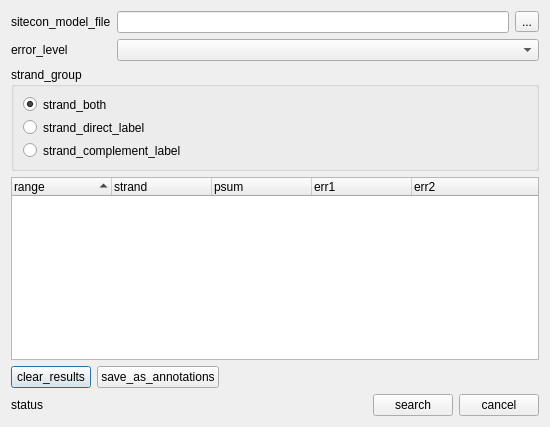
Qt form src/plugins_3rdparty/sitecon/src/ui/SiteconSearchDialog.ui (dualword/ugene-qt4) before a commit.
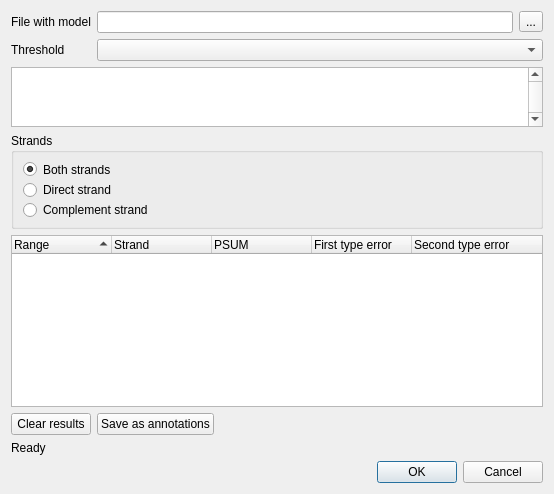
The same form after that commit.

```diff
--- a/src/plugins_3rdparty/sitecon/src/ui/SiteconSearchDialog.ui
+++ b/src/plugins_3rdparty/sitecon/src/ui/SiteconSearchDialog.ui
@@ -7,19 +7,19 @@
     <x>0</x>
     <y>0</y>
     <width>550</width>
-    <height>427</height>
+    <height>494</height>
    </rect>
   </property>
   <property name="windowTitle">
    <string>sitecon_search_title</string>
   </property>
-  <layout class="QVBoxLayout" name="verticalLayout_3">
-   <item>
+  <layout class="QGridLayout" name="gridLayout_2">
+   <item row="0" column="0">
     <layout class="QGridLayout" name="gridLayout">
      <item row="0" column="0">
       <widget class="QLabel" name="label">
        <property name="text">
-        <string>sitecon_model_file</string>
+        <string>File with model</string>
        </property>
       </widget>
      </item>
@@ -43,7 +43,7 @@
         <string>min_err_tip</string>
        </property>
        <property name="text">
-        <string>error_level</string>
+        <string>Threshold</string>
        </property>
       </widget>
      </item>
@@ -62,7 +62,109 @@
      </item>
     </layout>
    </item>
-   <item>
+   <item row="4" column="0">
+    <layout class="QHBoxLayout" name="horizontalLayout_3">
+     <item>
+      <widget class="QPushButton" name="pbClear">
+       <property name="text">
+        <string>Clear results</string>
+       </property>
+      </widget>
+     </item>
+     <item>
+      <widget class="QPushButton" name="pbSaveAnnotations">
+       <property name="text">
+        <string>Save as annotations</string>
+       </property>
+      </widget>
+     </item>
+     <item>
+      <spacer name="horizontalSpacer">
+       <property name="orientation">
+        <enum>Qt::Horizontal</enum>
+       </property>
+       <property name="sizeHint" stdset="0">
+        <size>
+         <width>40</width>
+         <height>20</height>
+        </size>
+       </property>
+      </spacer>
+     </item>
+    </layout>
+   </item>
+   <item row="3" column="0">
+    <widget class="QTreeWidget" name="resultsTree">
+     <property name="rootIsDecorated">
+      <bool>false</bool>
+     </property>
+     <property name="sortingEnabled">
+      <bool>true</bool>
+     </property>
+     <column>
+      <property name="text">
+       <string>Range</string>
+      </property>
+     </column>
+     <column>
+      <property name="text">
+       <string>Strand</string>
+      </property>
+     </column>
+     <column>
+      <property name="text">
+       <string>PSUM</string>
+      </property>
+     </column>
+     <column>
+      <property name="text">
+       <string>First type error</string>
+      </property>
+     </column>
+     <column>
+      <property name="text">
+       <string>Second type error</string>
+      </property>
+     </column>
+    </widget>
+   </item>
+   <item row="5" column="0">
+    <layout class="QHBoxLayout" name="horizontalLayout_7">
+     <item>
+      <widget class="QLabel" name="statusLabel">
+       <property name="text">
+        <string>Ready</string>
+       </property>
+      </widget>
+     </item>
+    </layout>
+   </item>
+   <item row="1" column="0">
+    <widget class="QTextEdit" name="descTextEdit">
+     <property name="sizePolicy">
+      <sizepolicy hsizetype="Expanding" vsizetype="Fixed">
+       <horstretch>0</horstretch>
+       <verstretch>60</verstretch>
+      </sizepolicy>
+     </property>
+     <property name="minimumSize">
+      <size>
+       <width>532</width>
+       <height>60</height>
+      </size>
+     </property>
+     <property name="verticalScrollBarPolicy">
+      <enum>Qt::ScrollBarAlwaysOn</enum>
+     </property>
+     <property name="horizontalScrollBarPolicy">
+      <enum>Qt::ScrollBarAlwaysOff</enum>
+     </property>
+     <property name="readOnly">
+      <bool>true</bool>
+     </property>
+    </widget>
+   </item>
+   <item row="2" column="0">
     <layout class="QHBoxLayout" name="horizontalLayout_8" stretch="1,1">
      <property name="spacing">
       <number>6</number>
@@ -85,13 +187,13 @@
         </size>
        </property>
        <property name="title">
-        <string>strand_group</string>
+        <string>Strands</string>
        </property>
        <layout class="QVBoxLayout" name="verticalLayout_2">
         <item>
          <widget class="QRadioButton" name="rbBoth">
           <property name="text">
-           <string>strand_both</string>
+           <string>Both strands</string>
           </property>
           <property name="iconSize">
            <size>
@@ -113,7 +215,7 @@
            <string>strand_direct_wit</string>
           </property>
           <property name="text">
-           <string>strand_direct_label</string>
+           <string>Direct strand</string>
           </property>
           <property name="iconSize">
            <size>
@@ -138,7 +240,7 @@
            <string>strand_complement_wit</string>
           </property>
           <property name="text">
-           <string>strand_complement_label</string>
+           <string>Complement strand</string>
           </property>
           <property name="iconSize">
            <size>
@@ -163,110 +265,13 @@
      </item>
     </layout>
    </item>
-   <item>
-    <widget class="QTreeWidget" name="resultsTree">
-     <property name="rootIsDecorated">
-      <bool>false</bool>
+   <item row="6" column="0">
+    <widget class="QDialogButtonBox" name="buttonBox">
+     <property name="standardButtons">
+      <set>QDialogButtonBox::Cancel|QDialogButtonBox::Ok</set>
      </property>
-     <property name="sortingEnabled">
-      <bool>true</bool>
-     </property>
-     <column>
-      <property name="text">
-       <string>range</string>
-      </property>
-     </column>
-     <column>
-      <property name="text">
-       <string>strand</string>
-      </property>
-     </column>
-     <column>
-      <property name="text">
-       <string>psum</string>
-      </property>
-     </column>
-     <column>
-      <property name="text">
-       <string>err1</string>
-      </property>
-     </column>
-     <column>
-      <property name="text">
-       <string>err2</string>
-      </property>
-     </column>
     </widget>
    </item>
-   <item>
-    <layout class="QHBoxLayout" name="horizontalLayout_3">
-     <item>
-      <widget class="QPushButton" name="pbClear">
-       <property name="text">
-        <string>clear_results</string>
-       </property>
-      </widget>
-     </item>
-     <item>
-      <widget class="QPushButton" name="pbSaveAnnotations">
-       <property name="text">
-        <string>save_as_annotations</string>
-       </property>
-      </widget>
-     </item>
-     <item>
-      <spacer name="horizontalSpacer">
-       <property name="orientation">
-        <enum>Qt::Horizontal</enum>
-       </property>
-       <property name="sizeHint" stdset="0">
-        <size>
-         <width>40</width>
-         <height>20</height>
-        </size>
-       </property>
-      </spacer>
-     </item>
-    </layout>
-   </item>
-   <item>
-    <layout class="QHBoxLayout" name="horizontalLayout_7">
-     <item>
-      <widget class="QLabel" name="statusLabel">
-       <property name="text">
-        <string>status</string>
-       </property>
-      </widget>
-     </item>
-     <item>
-      <spacer name="horizontalSpacer_4">
-       <property name="orientation">
-        <enum>Qt::Horizontal</enum>
-       </property>
-       <property name="sizeHint" stdset="0">
-        <size>
-         <width>40</width>
-         <height>20</height>
-        </size>
-       </property>
-      </spacer>
-     </item>
-     <item>
-      <widget class="QPushButton" name="pbSearch">
-       <property name="text">
-        <string>search</string>
-       </property>
-      </widget>
-     </item>
-     <item>
-      <widget class="QPushButton" name="pbClose">
-       <property name="text">
-        <string>cancel</string>
-       </property>
-      </widget>
-     </item>
-    </layout>
-   </item>
   </layout>
  </widget>
  <resources/>
```
Left out of the diff: 10 changed lines with no effect on the pictures.
